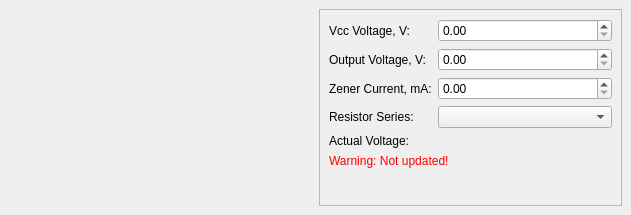
Before: the Qt Designer form oascalermain.ui in triclinic/qt5-opamp-calculator, drawn with Qt 5.
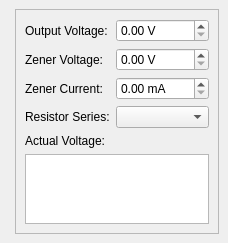
After: the same form once the commit is applied. Custom widgets are drawn as their Qt base class.

Commit message: Schematic widget and series subroutines improvment.

What changed in the file:
```diff
--- a/oascalermain.ui
+++ b/oascalermain.ui
@@ -6,8 +6,8 @@
    <rect>
     <x>0</x>
     <y>0</y>
-    <width>631</width>
-    <height>215</height>
+    <width>228</width>
+    <height>242</height>
    </rect>
   </property>
   <property name="windowTitle">
@@ -26,54 +26,26 @@
       <property name="frameShadow">
        <enum>QFrame::Raised</enum>
       </property>
-      <layout class="QGridLayout" name="gridLayout">
-       <item row="3" column="2" colspan="2">
-        <widget class="QComboBox" name="resistorSeriesComboBox"/>
-       </item>
-       <item row="4" column="2" colspan="2">
-        <widget class="QLabel" name="label_2">
-         <property name="sizePolicy">
-          <sizepolicy hsizetype="Fixed" vsizetype="Preferred">
-           <horstretch>0</horstretch>
-           <verstretch>0</verstretch>
-          </sizepolicy>
-         </property>
+      <layout class="QVBoxLayout" name="verticalLayout_2">
+       <item>
+        <layout class="QVBoxLayout" name="verticalLayout">
+         <item>
+          <layout class="QFormLayout" name="formLayout">
+           <item row="0" column="0">
+            <widget class="QLabel" name="voltageLabel">
          <property name="text">
-          <string>&lt;none&gt;</string>
-         </property>
-        </widget>
-       </item>
-       <item row="0" column="2" colspan="2">
-        <widget class="QDoubleSpinBox" name="vccVoltageSpinBox">
-         <property name="sizePolicy">
-          <sizepolicy hsizetype="Minimum" vsizetype="Fixed">
-           <horstretch>0</horstretch>
-           <verstretch>0</verstretch>
-          </sizepolicy>
-         </property>
-        </widget>
-       </item>
-       <item row="1" column="2" colspan="2">
-        <widget class="QDoubleSpinBox" name="outputVoltageSpinBox"/>
-       </item>
-       <item row="2" column="2" colspan="2">
-        <widget class="QDoubleSpinBox" name="zenerCurrentSpinBox"/>
-       </item>
-       <item row="4" column="1">
-        <widget class="QLabel" name="label">
-         <property name="text">
-          <string>Actual Voltage:</string>
-         </property>
-        </widget>
-       </item>
-       <item row="3" column="1">
-        <widget class="QLabel" name="label_3">
-         <property name="text">
-          <string>Resistor Series:</string>
+              <string>Output Voltage:</string>
          </property>
         </widget>
        </item>
        <item row="0" column="1">
+            <widget class="QDoubleSpinBox" name="outputVoltageSpinBox">
+             <property name="suffix">
+              <string notr="true"> V</string>
+             </property>
+            </widget>
+           </item>
+           <item row="1" column="0">
         <widget class="QLabel" name="label_5">
          <property name="sizePolicy">
           <sizepolicy hsizetype="Fixed" vsizetype="Preferred">
@@ -82,163 +54,88 @@
           </sizepolicy>
          </property>
          <property name="text">
-          <string>Vcc Voltage, V:</string>
+              <string>Zener Voltage:</string>
          </property>
         </widget>
        </item>
        <item row="1" column="1">
-        <widget class="QLabel" name="voltageLabel">
-         <property name="text">
-          <string>Output Voltage, V:</string>
+            <widget class="QDoubleSpinBox" name="zenerVoltageSpinBox">
+             <property name="sizePolicy">
+              <sizepolicy hsizetype="Minimum" vsizetype="Fixed">
+               <horstretch>0</horstretch>
+               <verstretch>0</verstretch>
+              </sizepolicy>
+             </property>
+             <property name="suffix">
+              <string> V</string>
          </property>
         </widget>
        </item>
-       <item row="2" column="1">
+           <item row="2" column="0">
         <widget class="QLabel" name="label_4">
          <property name="text">
-          <string>Zener Current, mA:</string>
+              <string>Zener Current:</string>
          </property>
         </widget>
        </item>
-       <item row="5" column="1" colspan="3">
-        <widget class="QLabel" name="warningLabel">
-         <property name="palette">
-          <palette>
-           <active>
-            <colorrole role="WindowText">
-             <brush brushstyle="SolidPattern">
-              <color alpha="255">
-               <red>255</red>
-               <green>0</green>
-               <blue>0</blue>
-              </color>
-             </brush>
-            </colorrole>
-            <colorrole role="Text">
-             <brush brushstyle="SolidPattern">
-              <color alpha="255">
-               <red>0</red>
-               <green>0</green>
-               <blue>0</blue>
-              </color>
-             </brush>
-            </colorrole>
-            <colorrole role="ButtonText">
-             <brush brushstyle="SolidPattern">
-              <color alpha="255">
-               <red>0</red>
-               <green>0</green>
-               <blue>0</blue>
-              </color>
-             </brush>
-            </colorrole>
-            <colorrole role="PlaceholderText">
-             <brush brushstyle="SolidPattern">
-              <color alpha="128">
-               <red>0</red>
-               <green>0</green>
-               <blue>0</blue>
-              </color>
-             </brush>
-            </colorrole>
-           </active>
-           <inactive>
-            <colorrole role="WindowText">
-             <brush brushstyle="SolidPattern">
-              <color alpha="255">
-               <red>255</red>
-               <green>0</green>
-               <blue>0</blue>
-              </color>
-             </brush>
-            </colorrole>
-            <colorrole role="Text">
-             <brush brushstyle="SolidPattern">
-              <color alpha="255">
-               <red>0</red>
-               <green>0</green>
-               <blue>0</blue>
-              </color>
-             </brush>
-            </colorrole>
-            <colorrole role="ButtonText">
-             <brush brushstyle="SolidPattern">
-              <color alpha="255">
-               <red>0</red>
-               <green>0</green>
-               <blue>0</blue>
-              </color>
-             </brush>
-            </colorrole>
-            <colorrole role="PlaceholderText">
-             <brush brushstyle="SolidPattern">
-              <color alpha="128">
-               <red>0</red>
-               <green>0</green>
-               <blue>0</blue>
-              </color>
-             </brush>
-            </colorrole>
-           </inactive>
-           <disabled>
-            <colorrole role="WindowText">
-             <brush brushstyle="SolidPattern">
-              <color alpha="255">
-               <red>120</red>
-               <green>120</green>
-               <blue>120</blue>
-              </color>
-             </brush>
-            </colorrole>
-            <colorrole role="Text">
-             <brush brushstyle="SolidPattern">
-              <color alpha="255">
-               <red>120</red>
-               <green>120</green>
-               <blue>120</blue>
-              </color>
-             </brush>
-            </colorrole>
-            <colorrole role="ButtonText">
-             <brush brushstyle="SolidPattern">
-              <color alpha="255">
-               <red>120</red>
-               <green>120</green>
-               <blue>120</blue>
-              </color>
-             </brush>
-            </colorrole>
-            <colorrole role="PlaceholderText">
-             <brush brushstyle="SolidPattern">
-              <color alpha="128">
-               <red>0</red>
-               <green>0</green>
-               <blue>0</blue>
-              </color>
-             </brush>
-            </colorrole>
-           </disabled>
-          </palette>
-         </property>
+           <item row="2" column="1">
+            <widget class="QDoubleSpinBox" name="zenerCurrentSpinBox">
+             <property name="suffix">
+              <string> mA</string>
+             </property>
+            </widget>
+           </item>
+           <item row="3" column="0">
+            <widget class="QLabel" name="label_3">
          <property name="text">
-          <string>Warning: Not updated!</string>
+              <string>Resistor Series:</string>
          </property>
         </widget>
        </item>
-       <item row="6" column="1" colspan="3">
+           <item row="3" column="1">
+            <widget class="QComboBox" name="resistorSeriesComboBox"/>
+           </item>
+           <item row="4" column="0">
+            <widget class="QLabel" name="label">
+             <property name="text">
+              <string>Actual Voltage:</string>
+             </property>
+            </widget>
+           </item>
+           <item row="4" column="1">
+            <widget class="QLabel" name="actualVoltageLabel">
+             <property name="sizePolicy">
+              <sizepolicy hsizetype="Fixed" vsizetype="Preferred">
+               <horstretch>0</horstretch>
+               <verstretch>0</verstretch>
+              </sizepolicy>
+             </property>
+             <property name="text">
+              <string>&lt;none&gt;</string>
+             </property>
+            </widget>
+           </item>
+          </layout>
+         </item>
+         <item>
+          <widget class="QTextBrowser" name="textBrowser"/>
+         </item>
+         <item>
         <spacer name="verticalSpacer">
          <property name="orientation">
           <enum>Qt::Vertical</enum>
          </property>
          <property name="sizeHint" stdset="0">
           <size>
-           <width>20</width>
-           <height>40</height>
+             <width>148</width>
+             <height>32</height>
           </size>
          </property>
         </spacer>
        </item>
       </layout>
+       </item>
+      </layout>
      </widget>
     </item>
    </layout>
```
Left out of the diff: 34 changed lines with no effect on the pictures. Lines whose indentation alone changed are shown as unchanged. The commit also changes 10 other files.
